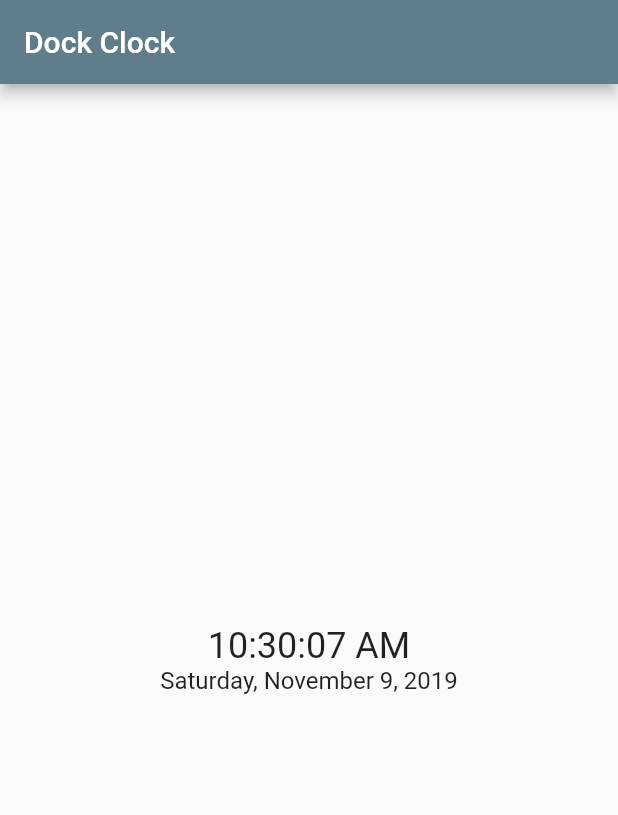
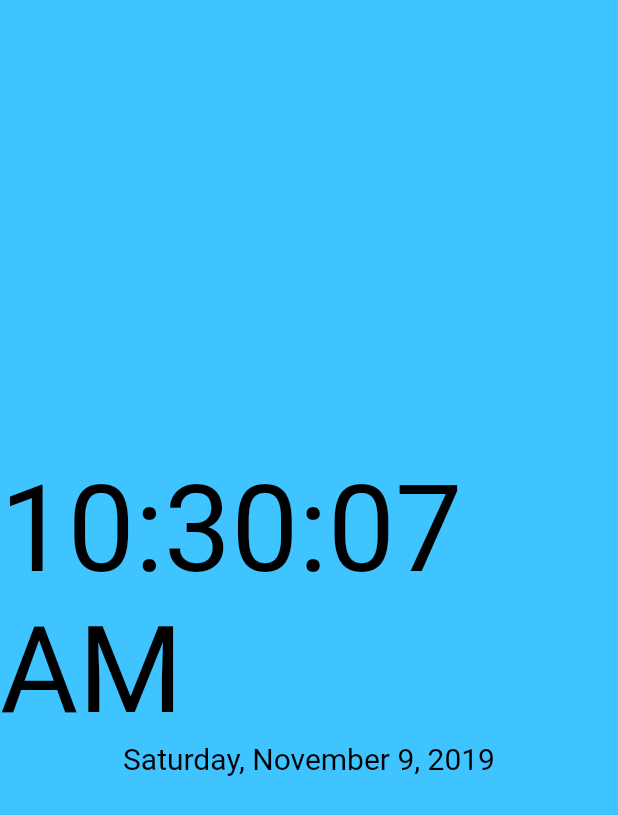
Before and after one commit to nickstanish/dock-clock, a Flutter app: the screen it shows after launch, on a phone screen of 412 x 824 dp. Shown: the top 815 px of the screen. Run offline on Flutter 3.47's test engine with Material 2 defaults, Android fonts, the phone set to English and light mode, and no system bars; missing offline and left inert: screen.

Commit message:
Theme toggle

```diff
--- a/lib/main.dart
+++ b/lib/main.dart
@@ -2,6 +2,7 @@ import 'dart:async';
 
 import 'package:intl/intl.dart';
 import 'package:flutter/material.dart';
+import 'package:screen/screen.dart';
 
 void main() => runApp(MyApp());
 
@@ -11,13 +12,10 @@ const DATE_FORMAT_STRING = 'EEEE, MMMM d, yyyy';
 final DateFormat timeFormatter = new DateFormat(TIME_FORMAT_STRING);
 final DateFormat dateFormatter = new DateFormat(DATE_FORMAT_STRING);
 
-class MyApp extends StatelessWidget {
-  // This widget is the root of your application.
-  @override
-  Widget build(BuildContext context) {
-    return MaterialApp(
-      title: 'Dock Clock',
-      theme: ThemeData(
+const DAY_TIME = [8, 21];
+
+// https://proandroiddev.com/how-to-dynamically-change-the-theme-in-flutter-698bd022d0f0
+final nightTheme = ThemeData(
   // This is the theme of your application.
   //
   // Try running your application with "flutter run". You'll see the
@@ -28,14 +26,54 @@ class MyApp extends StatelessWidget {
   // Notice that the counter didn't reset back to zero; the application
   // is not restarted.
     primarySwatch: Colors.blueGrey,
-      ),
-      home: MyHomePage(title: 'Dock Clock'),
+    canvasColor: Colors.black,
+    textTheme: TextTheme(
+        headline: TextStyle(color: Colors.white, fontSize: 80), subhead: TextStyle(color: Colors.white, fontSize: 20)
+    )
+);
+
+final dayTheme = ThemeData(
+  // This is the theme of your application.
+  //
+  // Try running your application with "flutter run". You'll see the
+  // application has a blue toolbar. Then, without quitting the app, try
+  // changing the primarySwatch below to Colors.green and then invoke
+  // "hot reload" (press "r" in the console where you ran "flutter run",
+  // or simply save your changes to "hot reload" in a Flutter IDE).
+  // Notice that the counter didn't reset back to zero; the application
+  // is not restarted.
+    primarySwatch: Colors.blueGrey,
+    canvasColor: Colors.lightBlueAccent,
+    textTheme: TextTheme(
+        headline: TextStyle(color: Colors.black, fontSize: 80), subhead: TextStyle(color: Colors.black, fontSize: 20)
+    )
+);
+
+class MyApp extends StatefulWidget {
+  @override
+  _MyAppState createState() => _MyAppState();
+}
+
+class _MyAppState extends State<MyApp> {
+  // This widget is the root of your application.
+  bool nightMode = false;
+
+  @override
+  Widget build(BuildContext context) {
+    return MaterialApp(
+        title: 'Dock Clock',
+        theme: nightMode ? nightTheme : dayTheme,
+        home: MyHomePage(title: 'Dock Clock', setNightMode: (nightModeValue) {
+          setState(() {
+            nightMode = nightModeValue;
+          });
+        })
     );
   }
 }
 
 class MyHomePage extends StatefulWidget {
-  MyHomePage({Key key, this.title}) : super(key: key);
+  MyHomePage({Key key, this.title, this.setNightMode}) : super(key: key);
 
   // This widget is the home page of your application. It is stateful, meaning
   // that it has a State object (defined below) that contains fields that affect
@@ -47,6 +85,7 @@ class MyHomePage extends StatefulWidget {
   // always marked "final".
 
   final String title;
+  final Function(bool) setNightMode;
 
   @override
   _MyHomePageState createState() => _MyHomePageState();
@@ -59,8 +98,11 @@ class _MyHomePageState extends State<MyHomePage> {
   @override
   void initState() {
     super.initState();
+    Screen.keepOn(true);
+    Screen.setBrightness(0.1);
     timer = new Timer.periodic(Duration(seconds: 1), (Timer t) => setState((){
       _time = new DateTime.now();
+      widget.setNightMode(_time.hour < DAY_TIME[0] || _time.hour > DAY_TIME[1]);
     }));
   }
 
@@ -72,12 +114,8 @@ class _MyHomePageState extends State<MyHomePage> {
     // The Flutter framework has been optimized to make rerunning build methods
     // fast, so that you can just rebuild anything that needs updating rather
     // than having to individually change instances of widgets.
-    return Scaffold(
-      appBar: AppBar(
-        // Here we take the value from the MyHomePage object that was created by
-        // the App.build method, and use it to set our appbar title.
-        title: Text(widget.title),
-      ),
+    return SafeArea(
+        child: Scaffold(
           body: Center(
             // Center is a layout widget. It takes a single child and positions it
             // in the middle of the parent.
@@ -106,10 +144,10 @@ class _MyHomePageState extends State<MyHomePage> {
                     dateFormatter.format(_time),
                     style: Theme.of(context).textTheme.subhead
                 )
-
               ],
             ),
           ),
+        )
     );
   }
 }
--- a/pubspec.yaml
+++ b/pubspec.yaml
@@ -20,6 +20,7 @@ dependencies:
   flutter:
     sdk: flutter
   intl: ^0.16.0
+  screen: ^0.0.5
 
   # The following adds the Cupertino Icons font to your application.
   # Use with the CupertinoIcons class for iOS style icons.
```
Also changed, not shown: pubspec.lock, 1 other file. Lines whose indentation alone changed are shown as unchanged.
